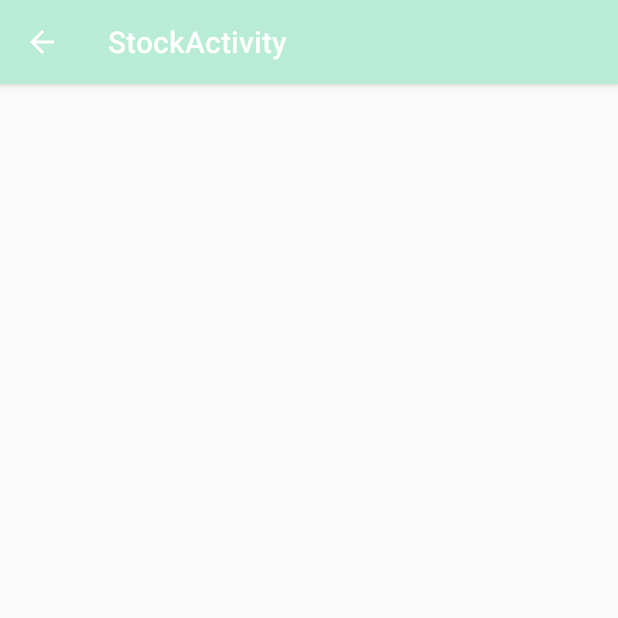
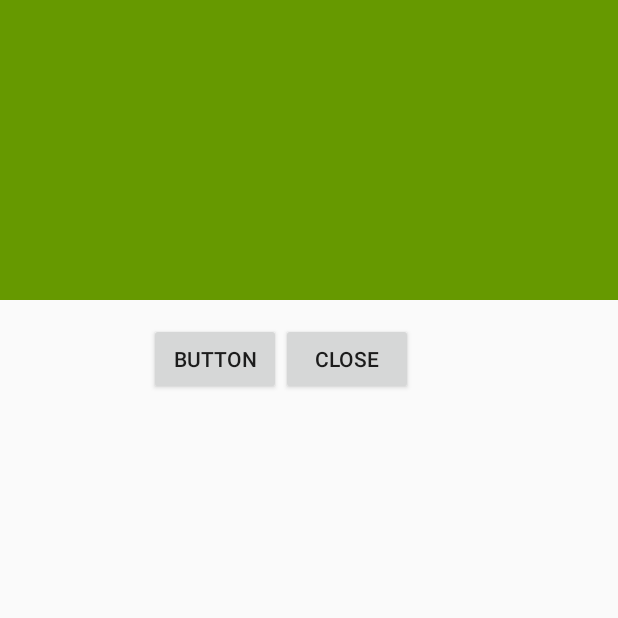
Before and after one commit to enricvelasco/Menu, an Android app: the StockActivity screen opened directly, with no data from a screen before it, on a phone screen of 412 x 824 dp, the top half of it. Run offline under Robolectric (Android 15) with nearby library versions, the phone set to English and light mode, and no system bars; libraries missing offline, so code that uses them is left out: me.dm7.barcodescanner.

Commit message:
escaner desde activity accediendo desde stock

```diff
--- a/app/build.gradle
+++ b/app/build.gradle
@@ -23,6 +23,7 @@ dependencies {
     implementation 'com.android.support:appcompat-v7:26.1.0'
     implementation 'com.android.support.constraint:constraint-layout:1.0.2'
     implementation 'com.android.support:design:26.1.0'
+    implementation 'com.android.support:support-v4:26.1.0'
     testImplementation 'junit:junit:4.12'
     androidTestImplementation 'com.android.support.test:runner:1.0.1'
     androidTestImplementation 'com.android.support.test.espresso:espresso-core:3.0.1'
@@ -30,4 +31,7 @@ dependencies {
     // Retrofit
     compile 'com.squareup.retrofit2:retrofit:2.3.0'
     compile 'com.squareup.retrofit2:converter-gson:2.+'
+
+    //libreria codigo de barras
+    compile 'me.dm7.barcodescanner:zxing:1.9'
 }
--- a/app/src/main/AndroidManifest.xml
+++ b/app/src/main/AndroidManifest.xml
@@ -1,6 +1,10 @@
 <?xml version="1.0" encoding="utf-8"?>
 <manifest xmlns:android="http://schemas.android.com/apk/res/android"
     package="com.example.enric.menu">
+
+    <uses-permission android:name="android.permission.CAMERA"></uses-permission>
+    <uses-feature android:name="android.hardware.camera"/>
+    <uses-feature android:name="android.hardware.camera.autofocus"/>
 
     <application
         android:allowBackup="true"
--- a/app/src/main/java/com/example/enric/menu/activities/stock/StockActivity.java
+++ b/app/src/main/java/com/example/enric/menu/activities/stock/StockActivity.java
@@ -1,24 +1,62 @@
 package com.example.enric.menu.activities.stock;
 
+import android.app.AlertDialog;
 import android.os.Bundle;
-import android.support.design.widget.FloatingActionButton;
-import android.support.design.widget.Snackbar;
+import android.support.v4.app.FragmentTransaction;
 import android.support.v7.app.AppCompatActivity;
 import android.support.v7.widget.Toolbar;
 import android.view.View;
+import android.widget.FrameLayout;
+import android.widget.RelativeLayout;
 
 import com.example.enric.menu.R;
+import com.google.zxing.Result;
 
-public class StockActivity extends AppCompatActivity {
+import me.dm7.barcodescanner.zxing.ZXingScannerView;
 
+public class StockActivity extends AppCompatActivity implements ZXingScannerView.ResultHandler{
+    private ZXingScannerView escanerView;
     @Override
     protected void onCreate(Bundle savedInstanceState) {
         super.onCreate(savedInstanceState);
         setContentView(R.layout.activity_stock);
-        Toolbar toolbar = (Toolbar) findViewById(R.id.toolbar);
+        /*Toolbar toolbar = (Toolbar) findViewById(R.id.toolbar);
         setSupportActionBar(toolbar);
 
-        getSupportActionBar().setDisplayHomeAsUpEnabled(true);
+        getSupportActionBar().setDisplayHomeAsUpEnabled(true);*/
     }
 
+    public void startScan(View view) {
+        /*FragmentTransaction ft = getSupportFragmentManager().beginTransaction();
+        ft.replace(R.id.idContenidoInfo, new LectorBarCameraFragment());
+        ft.commit();*/
+
+        escanerView = new ZXingScannerView(this);
+        FrameLayout fl = findViewById(R.id.idContenidoInfo);
+        fl.addView(escanerView);
+        escanerView.setResultHandler(this);
+        escanerView.startCamera();
+    }
+
+    @Override
+    public void handleResult(Result result) {
+        AlertDialog.Builder builder = new AlertDialog.Builder(this);
+        builder.setTitle("Resultado del escaner");
+        builder.setMessage(result.getText()+" Formato BAR: "+result.getBarcodeFormat());
+
+        AlertDialog alertDialog = builder.create();
+        alertDialog.show();
+        escanerView.resumeCameraPreview(this);
+    }
+
+    @Override
+    protected void onPause() {
+        super.onPause();
+        escanerView.stopCamera();
+    }
+
+    public void closeScan(View view) {
+        escanerView.stopCameraPreview();
+        setContentView(R.layout.activity_stock);
+    }
 }
--- a/app/src/main/res/layout/activity_stock.xml
+++ b/app/src/main/res/layout/activity_stock.xml
@@ -6,7 +6,7 @@
     android:layout_height="match_parent"
     tools:context="com.example.enric.menu.activities.stock.StockActivity">
 
-    <android.support.design.widget.AppBarLayout
+    <!--android.support.design.widget.AppBarLayout
         android:id="@+id/idToolBarStock"
         android:layout_width="match_parent"
         android:layout_height="wrap_content"
@@ -19,7 +19,7 @@
             android:layout_weight="1"
             android:background="?attr/colorPrimary"
             app:popupTheme="@style/AppTheme.PopupOverlay" />
-    </android.support.design.widget.AppBarLayout>
+    </android.support.design.widget.AppBarLayout-->
 
     <android.support.constraint.ConstraintLayout
         android:layout_width="match_parent"
@@ -27,8 +27,9 @@
 
         <FrameLayout
             android:layout_width="match_parent"
-            android:layout_height="507dp"
-            tools:layout_editor_absoluteY="59dp">
+            android:layout_height="wrap_content"
+            tools:layout_editor_absoluteY="59dp"
+            tools:ignore="MissingConstraints">
 
             <RelativeLayout
                 android:layout_width="match_parent"
@@ -36,14 +37,40 @@
                 tools:layout_editor_absoluteX="8dp"
                 tools:layout_editor_absoluteY="59dp">
 
+                <Button
+                    android:id="@+id/button2"
+                    android:layout_width="wrap_content"
+                    android:layout_height="wrap_content"
+                    android:layout_alignBaseline="@+id/button"
+                    android:layout_alignBottom="@+id/button"
+                    android:layout_toEndOf="@+id/button"
+                    android:onClick="closeScan"
+                    android:text="CLOSE"
+                    tools:ignore="MissingConstraints"
+                    tools:layout_editor_absoluteX="148dp"
+                    tools:layout_editor_absoluteY="307dp" />
+
+                <Button
+                    android:id="@+id/button"
+                    android:layout_width="wrap_content"
+                    android:layout_height="wrap_content"
+                    android:layout_alignParentStart="true"
+                    android:layout_below="@+id/idContenidoInfo"
+                    android:layout_marginStart="99dp"
+                    android:layout_marginTop="15dp"
+                    android:onClick="startScan"
+                    android:text="Button"
+                    tools:layout_editor_absoluteX="148dp"
+                    tools:layout_editor_absoluteY="216dp" />
+
                 <FrameLayout
-                    android:id="@+id/idContenidoCamaraScan"
+                    android:id="@+id/idContenidoInfo"
                     android:layout_width="match_parent"
                     android:layout_height="200dp"
-                    android:layout_alignParentTop="true"
-                    android:layout_centerHorizontal="true">
+                    android:background="@android:color/holo_green_dark">
 
                 </FrameLayout>
+
             </RelativeLayout>
         </FrameLayout>
 
--- a/app/src/main/res/values/strings.xml
+++ b/app/src/main/res/values/strings.xml
@@ -2,4 +2,7 @@
     <string name="app_name">Menu</string>
     <string name="action_settings">Settings</string>
     <string name="title_activity_stock">StockActivity</string>
+
+    <!-- TODO: Remove or change this placeholder text -->
+    <string name="hello_blank_fragment">Hello blank fragment</string>
 </resources>
```
Also changed, not shown: app/src/main/java/com/example/enric/menu/activities/stock/LectorBarCameraFragment.java (added, +42 -0 lines), app/src/main/java/com/example/enric/menu/extrasTerminal/camara/parametrosCamaraLectoBar/ZXingScannerView.java (added, +153 -0 lines), app/src/main/res/layout/fragment_stock_lector_bar_camera.xml (added, +11 -0 lines).
